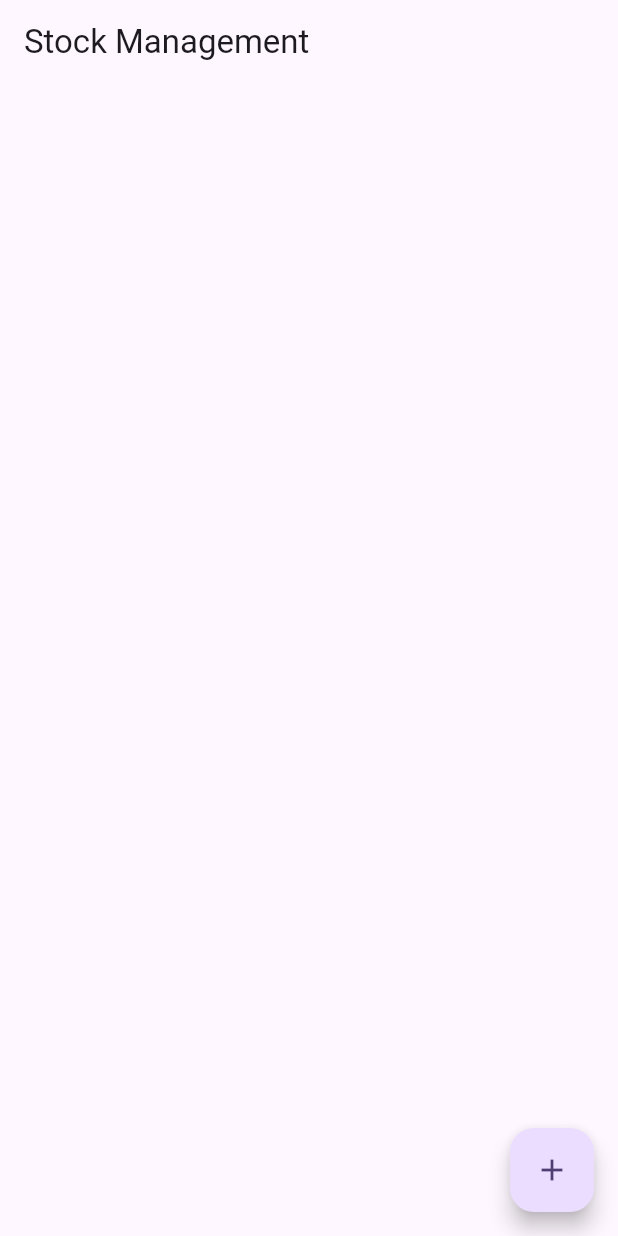
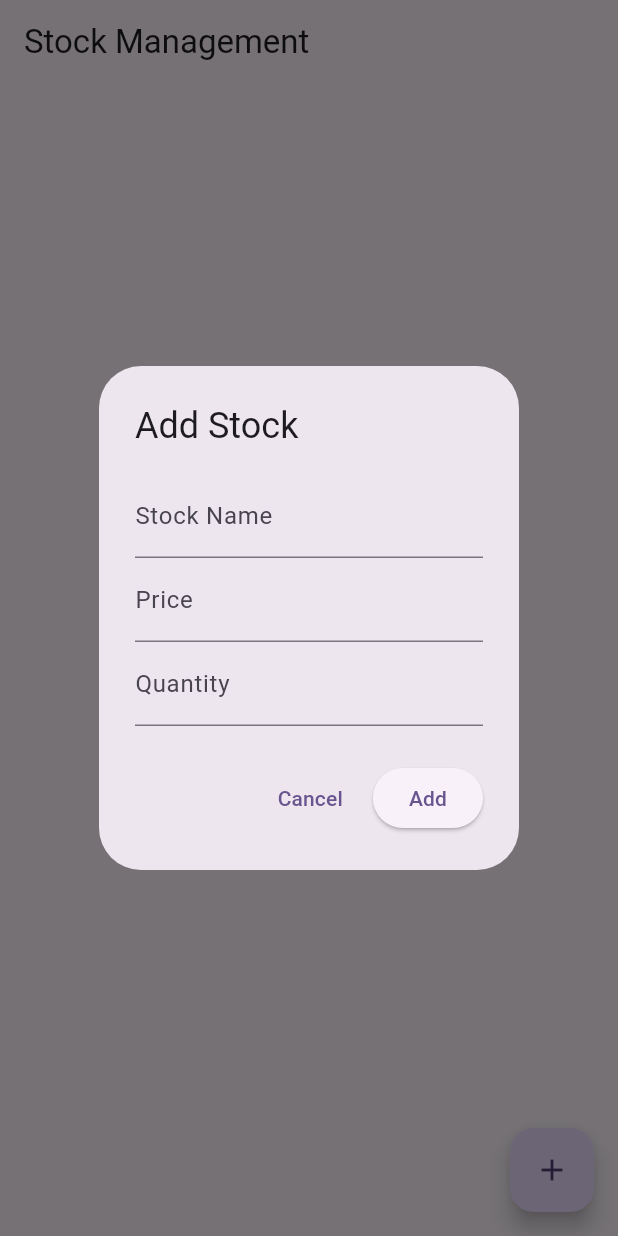
Before and after one commit to BhuvanKanade/stock_profile_tracker, a Flutter app: the StockManagementScreen screen opened directly, after a tap on the "add" icon, on a phone screen of 412 x 824 dp. Run offline on Flutter 3.47's test engine with Material 3 defaults, Android fonts, the phone set to English and light mode, and no system bars; our stand-ins replace parse_server_sdk_flutter; network calls fail.

Commit message:
add stock details

```diff
--- a/lib/models/stock.dart
+++ b/lib/models/stock.dart
@@ -1,3 +1,5 @@
+import 'package:parse_server_sdk_flutter/parse_server_sdk_flutter.dart';
+
 class Stock {
   String id;
   String name;
@@ -34,4 +36,17 @@ class Stock {
       quantity: map['quantity'],
     );
   }
+
+  Future<void> saveToBack4App() async {
+    final parseObject = ParseObject('stock') // Updated class name to lowercase
+      ..set('name', name)
+      ..set('buyDate', buyDate)
+      ..set('price', price)
+      ..set('quantity', quantity);
+
+    final response = await parseObject.save();
+    if (!response.success) {
+      throw Exception('Failed to save stock: ${response.error?.message}');
+    }
+  }
 }
--- a/lib/screens/stock_management_screen.dart
+++ b/lib/screens/stock_management_screen.dart
@@ -12,7 +12,92 @@ class _StockManagementScreenState extends State<StockManagementScreen> {
   final List<Stock> _stocks = [];
 
   void _addStock() {
-    // Placeholder for adding stock logic
+    final _formKey = GlobalKey<FormState>();
+    String name = '';
+    DateTime buyDate = DateTime.now();
+    double price = 0.0;
+    int quantity = 0;
+
+    showDialog(
+      context: context,
+      builder: (context) {
+        return AlertDialog(
+          title: const Text('Add Stock'),
+          content: Form(
+            key: _formKey,
+            child: Column(
+              mainAxisSize: MainAxisSize.min,
+              children: [
+                TextFormField(
+                  decoration: const InputDecoration(labelText: 'Stock Name'),
+                  validator: (value) {
+                    if (value == null || value.isEmpty) {
+                      return 'Please enter a stock name';
+                    }
+                    return null;
+                  },
+                  onSaved: (value) => name = value!,
+                ),
+                TextFormField(
+                  decoration: const InputDecoration(labelText: 'Price'),
+                  keyboardType: TextInputType.number,
+                  validator: (value) {
+                    if (value == null || double.tryParse(value) == null) {
+                      return 'Please enter a valid price';
+                    }
+                    return null;
+                  },
+                  onSaved: (value) => price = double.parse(value!),
+                ),
+                TextFormField(
+                  decoration: const InputDecoration(labelText: 'Quantity'),
+                  keyboardType: TextInputType.number,
+                  validator: (value) {
+                    if (value == null || int.tryParse(value) == null) {
+                      return 'Please enter a valid quantity';
+                    }
+                    return null;
+                  },
+                  onSaved: (value) => quantity = int.parse(value!),
+                ),
+              ],
+            ),
+          ),
+          actions: [
+            TextButton(
+              onPressed: () => Navigator.pop(context),
+              child: const Text('Cancel'),
+            ),
+            ElevatedButton(
+              onPressed: () {
+                if (_formKey.currentState!.validate()) {
+                  _formKey.currentState!.save();
+                  final newStock = Stock(
+                    id: DateTime.now().toString(),
+                    name: name,
+                    buyDate: buyDate,
+                    price: price,
+                    quantity: quantity,
+                  );
+
+                  newStock.saveToBack4App().then((_) {
+                    setState(() {
+                      _stocks.add(newStock);
+                    });
+                    Navigator.pop(context);
+                  }).catchError((error) {
+                    ScaffoldMessenger.of(context).showSnackBar(
+                      SnackBar(content: Text('Error: $error')),
+                    );
+                  });
+                }
+              },
+              child: const Text('Add'),
+            ),
+          ],
+        );
+      },
+    );
   }
 
   @override
```
